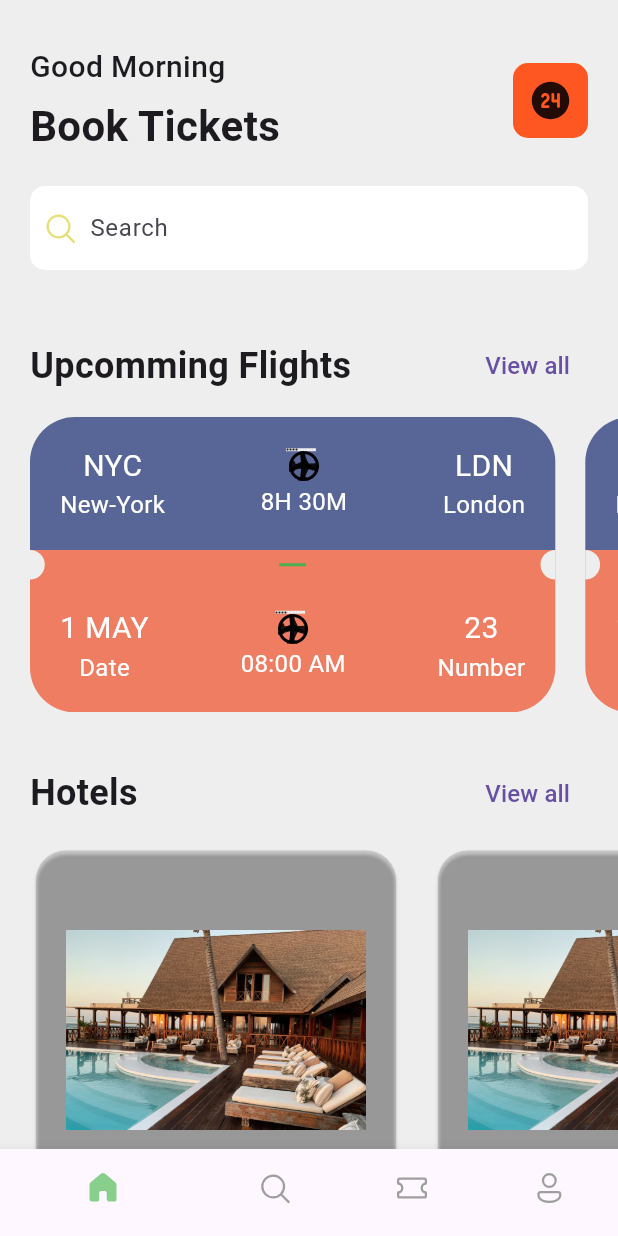
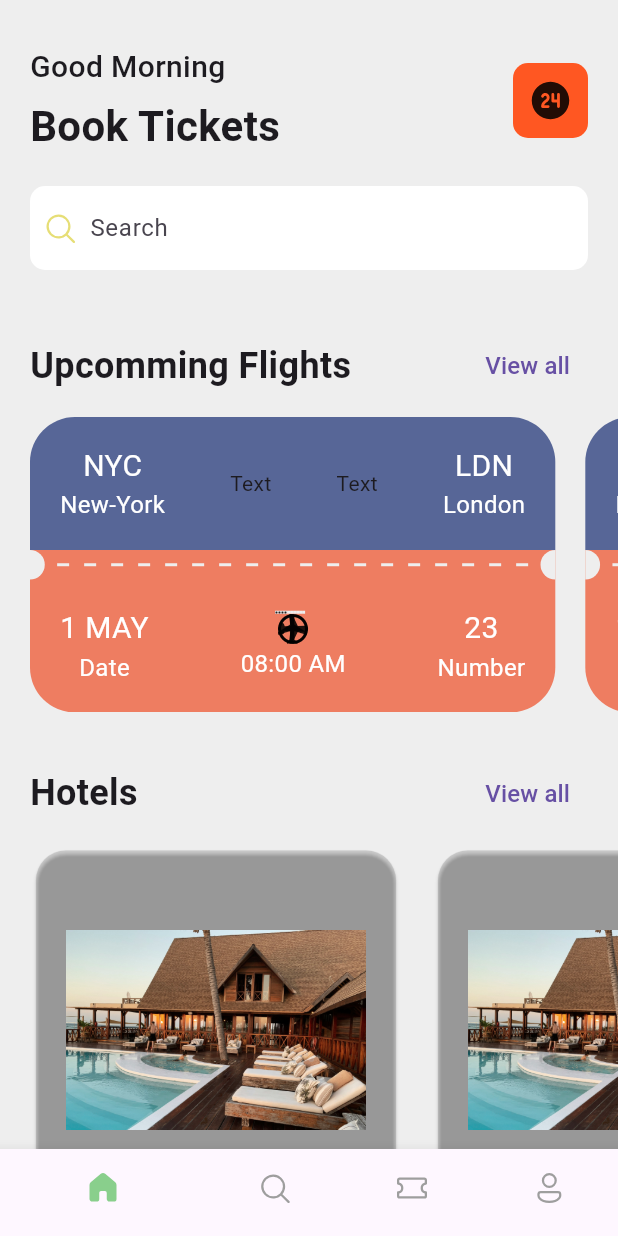
Before and after one commit to irvinMuziwenkosi/ticket_mobile_app, a Flutter app: the screen it shows after launch, on a phone screen of 412 x 824 dp. Run offline on Flutter 3.47's test engine with Material 3 defaults, Android fonts, the phone set to English and light mode, and no system bars; our stand-ins replace fluentui_icons.

Commit message:
Mini Progress

```diff
--- a/lib/base/widgets/ticket_view.dart
+++ b/lib/base/widgets/ticket_view.dart
@@ -1,4 +1,5 @@
 import 'package:flutter/material.dart';
+import 'package:flutter/widgets.dart';
 import 'package:ticket_app/base/styles.dart';
 import 'package:ticket_app/base/widgets/custom_flight_visuals.dart';
 
@@ -54,19 +55,24 @@ class TicketView extends StatelessWidget {
                         ),
                       ],
                     ),
-                    Column(
-                      mainAxisAlignment: MainAxisAlignment.center,
-                      children: [
-                        const CustomFlightVisuals(),
-                        Text(
-                          "8H 30M",
-                          style: Styles.h4.copyWith(
-                            color: Colors.white,
-                            fontWeight: FontWeight.w400,
-                          ),
-                        )
-                      ],
-                    ),
+                    Expanded(child: Container()),
+                    const Text("Text"),
+                    Expanded(child: Container()),
+                    const Text("Text"),
+                    Expanded(child: Container()),
+                    // const Column(
+                    //   mainAxisAlignment: MainAxisAlignment.center,
+                    //   children: [
+                    //     CustomFlightVisuals(),
+                    //     // Text(
+                    //     //   "8H 30M",
+                    //     //   style: Styles.h4.copyWith(
+                    //     //     color: Colors.white,
+                    //     //     fontWeight: FontWeight.w400,
+                    //     //   ),
+                    //     // )
+                    //   ],
+                    // ),
                     Column(
                       mainAxisAlignment: MainAxisAlignment.center,
                       children: [
@@ -104,7 +110,7 @@ class TicketView extends StatelessWidget {
                   SizedBox(
                     height: boxHeight * 0.1,
                     child: Row(
-                      mainAxisAlignment: MainAxisAlignment.spaceBetween,
+                      // mainAxisAlignment: MainAxisAlignment.spaceBetween,
                       children: [
                         Container(
                           width: boxHeight * 0.05,
@@ -116,26 +122,32 @@ class TicketView extends StatelessWidget {
                             ),
                           ),
                         ),
+                        Expanded(child: Container()),
                         LayoutBuilder(builder:
                             (BuildContext context, BoxConstraints constraints) {
                           // print("Width: ${constraints.constrainWidth().round()}");
                           return Flex(
                             direction: Axis.horizontal,
-                            mainAxisAlignment: MainAxisAlignment.spaceEvenly,
+                            // mainAxisAlignment: MainAxisAlignment.spaceEvenly,
                             children: List.generate(
-                              1,
-                              (index) => const SizedBox(
-                                width: 18,
-                                height: 2,
-                                child: DecoratedBox(
-                                  decoration: BoxDecoration(
-                                    color: Colors.green,
+                              ((boxWidth - (boxHeight * 0.1)) / 18)
+                                  .floor(), //Calc no. of lines
+                              (index) => const Padding(
+                                padding: EdgeInsets.symmetric(horizontal: 5),
+                                child: SizedBox(
+                                  width: 8,
+                                  height: 2,
+                                  child: DecoratedBox(
+                                    decoration: BoxDecoration(
+                                      color: Styles.bgColor,
+                                    ),
                                   ),
                                 ),
                               ),
                             ),
                           );
                         }),
+                        Expanded(child: Container()),
                         Container(
                           width: boxHeight * 0.05,
                           decoration: const BoxDecoration(
```
Also changed, not shown: 3 other files.
